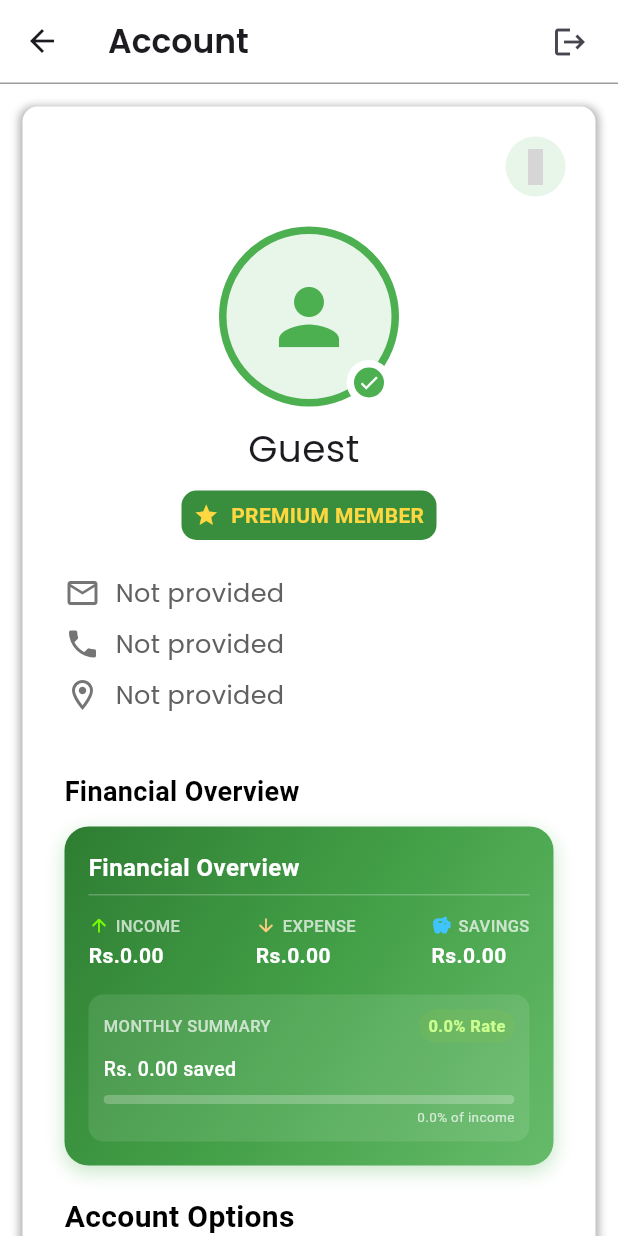
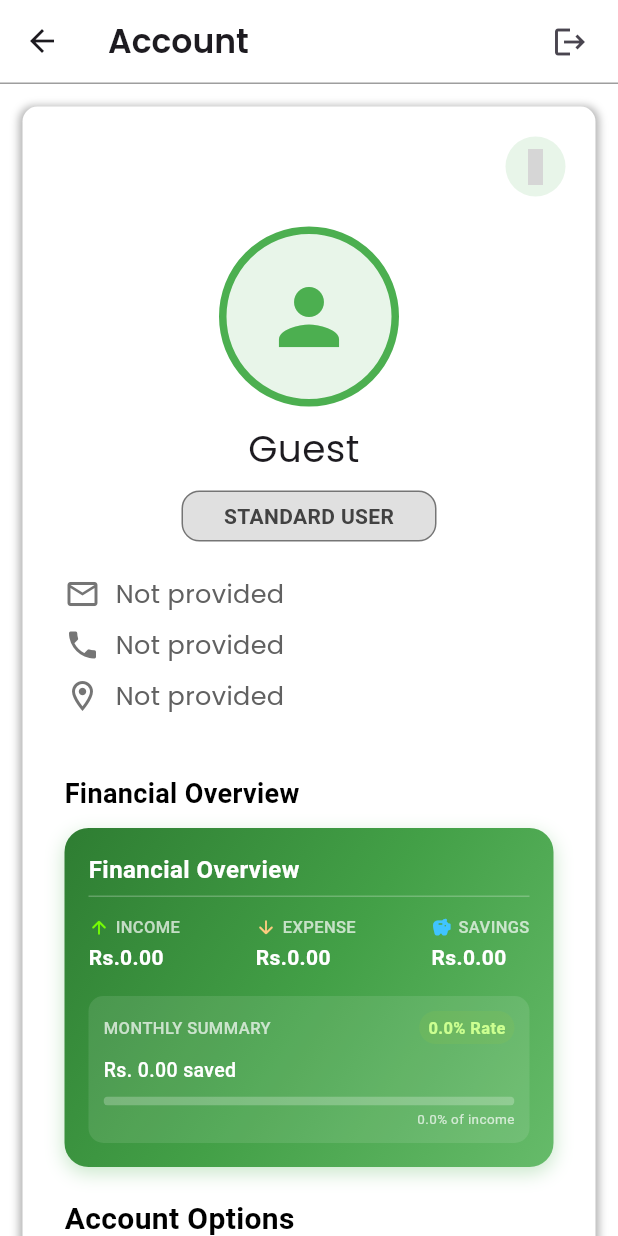
Before and after one commit to artha-cashcare/cashcare, a Flutter app: the ProfileScreen screen opened directly, on a phone screen of 412 x 824 dp. Run offline on Flutter 3.47's test engine with Material 3 defaults, Android fonts, the light colour scheme and no system bars; our stand-ins replace fl_chart, flutter_iconly, flutter_secure_storage, fluttertoast, google_fonts, google_sign_in and 6 more; missing offline and left inert: another_telephony, google_ml_kit; accounts and stored records are empty; network calls fail; grey boxes are pictures that could not be loaded.

Commit message:
UI: minor layout,icons,and premium badge cleanup

```diff
--- a/lib/features/Insights/services/api_service.dart
+++ b/lib/features/Insights/services/api_service.dart
@@ -7,7 +7,7 @@ import '../models/monthly_data.dart';
 import '../models/recommendation.dart';
 import 'package:cashcare/utils/token_helper.dart';
 class ApiService {
-  static const String baseUrl = 'http://13.60.63.203:8000';
+  static const String baseUrl = 'http://10.0.2.2:8000';
 
   final headers =  TokenService.getAuthToken();
 
--- a/lib/screens/add_income.dart
+++ b/lib/screens/add_income.dart
@@ -57,6 +57,7 @@ class _AddIncomeScreenState extends State<AddIncomeScreen> {
           SnackBar(content: Text('Please enter a valid amount')),
         );
       }
+
     }
   }
 
--- a/lib/screens/bottom_navs.dart
+++ b/lib/screens/bottom_navs.dart
@@ -141,7 +141,7 @@ class BottomNavbar extends StatelessWidget {
                       width: 12,
                       height: 12,
                       decoration: const BoxDecoration(
-                        color: Colors.white,
+                        color: Colors.red,
                         shape: BoxShape.circle,
                       ),
                     ),
--- a/lib/screens/home_screen.dart
+++ b/lib/screens/home_screen.dart
@@ -3,6 +3,7 @@ import 'package:cashcare/features/Insights/screens/dashboard_screen.dart';
 import 'package:cashcare/features/goals/goal_list_screen.dart';
 import 'package:cashcare/features/pdf_generator/report_screen.dart';
 import 'package:cashcare/features/sms_parsing/screens/sms_uploader_screen.dart';
+import 'package:cashcare/function/esewa.dart';
 import 'package:cashcare/screens/add_expense.dart';
 import 'package:cashcare/screens/add_income.dart';
 import 'package:cashcare/screens/home_screen.dart';
@@ -306,8 +307,8 @@ class _HomePageState extends State<HomeScreen> {
                     ToolCard(
                       icon: Icons.account_balance_wallet,
                       color: const Color(0xFFF6AD55),
-                      title: "Prediction",
-                      subtitle: "Control your money",
+                      title: "Monthly Report",
+                      subtitle: "Your statement Analysis",
                       onTap: () => Navigator.push(
                         context,
                         MaterialPageRoute(
@@ -338,6 +339,15 @@ class _HomePageState extends State<HomeScreen> {
                             builder: (context) => InsighScreen(),
                           ),
                         )
+                    ),
+                    ToolCard(
+                        icon: Icons.account_balance_wallet,
+                        color: const Color(0xFFF6AD55),
+                        title: "Prediction",
+                        subtitle: "Control your money",
+                      onTap: (){Esewa esewa=Esewa();
+                          esewa.startEsewaPayment();
+                          },
                     ),
                   ],
                 ),
--- a/lib/screens/profile.dart
+++ b/lib/screens/profile.dart
@@ -105,6 +105,8 @@ class _ProfileScreenState extends State<ProfileScreen> {
         final profileImage = profile?['profile_image'] ??
             'https://encrypted-tbn1.gstatic.com/images?q=tbn:ANd9GcRzQbUNMS6JcPMKa7LJWV1SGxAh97jvFHxJT_RPNHbfZdARf4p5XVxNA1DAqAIvdL4nCN9sLGV8oOqekgGtfLrQZw';
 
+        final bool isVerified = profile?['is_verified'] ?? false;
+
         return Scaffold(
           backgroundColor: Colors.white,
           appBar: AppBar(
@@ -208,11 +210,15 @@ class _ProfileScreenState extends State<ProfileScreen> {
                                       ),
                                     ),
                                   ),
+
+                                  if (isVerified)
                                     Positioned(
                                       bottom: 1,
                                       right: 5,
                                       child: _buildVerifiedBadge(),
-                                  ),
+                                    )
+                                  else
+                                    SizedBox.shrink(),
                                 ],
                               ),
                               SizedBox(height: 10),
@@ -224,7 +230,7 @@ class _ProfileScreenState extends State<ProfileScreen> {
                                 ),
                               ),
                               SizedBox(height: 10),
-                              _buildPremiumBadge(),
+                              _buildPremiumBadge(isVerified),
                               SizedBox(height: 15),
                               Padding(
                                 padding: const EdgeInsets.all(8.0),
@@ -309,34 +315,77 @@ class _ProfileScreenState extends State<ProfileScreen> {
     );
   }
 
-  Widget _buildPremiumBadge() {
+  Widget _buildPremiumBadge(bool isVerified) {
+    if (isVerified) {
       return Container(
         width: 170,
+        padding: EdgeInsets.symmetric(vertical: 6),
         decoration: BoxDecoration(
-        borderRadius: BorderRadius.circular(10),
-        color: Colors.green.shade700,
+          borderRadius: BorderRadius.circular(12),
+          gradient: LinearGradient(
+            colors: [Colors.green.shade700, Colors.green.shade900],
+            begin: Alignment.topLeft,
+            end: Alignment.bottomRight,
+          ),
+          boxShadow: [
+            BoxShadow(
+              color: Colors.green.shade900.withOpacity(0.6),
+              blurRadius: 8,
+              offset: Offset(0, 3),
+            )
+          ],
         ),
         child: Row(
+          mainAxisAlignment: MainAxisAlignment.center,
           children: [
-          Padding(
-            padding: const EdgeInsets.all(8.0),
-            child: Icon(
+            Icon(
               Icons.star,
               color: Colors.amberAccent,
-              size: 17,
+              size: 20,
             ),
-          ),
+            SizedBox(width: 6),
             Text(
               'PREMIUM MEMBER',
               style: TextStyle(
                 color: Colors.amberAccent,
                 fontWeight: FontWeight.bold,
+                fontSize: 16,
+                shadows: [
+                  Shadow(
+                    color: Colors.black45,
+                    blurRadius: 4,
+                    offset: Offset(1, 1),
+                  ),
+                ],
               ),
             ),
           ],
         ),
       );
+    } else {
+      return Container(
+        width: 170,
+        padding: EdgeInsets.symmetric(vertical: 6),
+        decoration: BoxDecoration(
+          borderRadius: BorderRadius.circular(12),
+          color: Colors.grey.shade300,
+          border: Border.all(color: Colors.grey.shade600),
+        ),
+        child: Center(
+          child: Text(
+            'STANDARD USER',
+            style: TextStyle(
+              color: Colors.grey.shade800,
+              fontWeight: FontWeight.w600,
+              fontSize: 14,
+            ),
+          ),
+        ),
+      );
     }
+  }
+
+
 
   Widget _buildDetailRow(IconData icon, String text) {
     return Column(
--- a/lib/services/auth_interceptor.dart
+++ b/lib/services/auth_interceptor.dart
@@ -54,6 +54,7 @@ class AuthInterceptor {
       body: jsonEncode({'refresh': refreshToken}),
     );
 
+
     if (response.statusCode == 200) {
       final newData = jsonDecode(response.body);
       await _storage.write(key: 'access_token', value: newData['access']);
--- a/lib/services/goal_service.dart
+++ b/lib/services/goal_service.dart
@@ -5,7 +5,7 @@ import 'package:flutter/material.dart';
 import '../models/goal_model.dart';
 
 class GoalService {
-  final String baseUrl='http://13.60.63.203:8000';
+  final String baseUrl='http://10.0.2.2:8000';
 
 
   Future<List<Goal>> getGoals() async {
--- a/lib/services/google_auth_service.dart
+++ b/lib/services/google_auth_service.dart
@@ -38,7 +38,6 @@ class GoogleAuthService {
       if (response.statusCode == 200) {
         final responseData = jsonDecode(response.body);
 
-        // ✅ Store access and refresh token securely
         await _secureStorage.write(key: 'access_token', value: responseData['access']);
         await _secureStorage.write(key: 'refresh_token', value: responseData['refresh']);
 
--- a/pubspec.yaml
+++ b/pubspec.yaml
@@ -31,6 +31,9 @@ dependencies:
   flutter:
     sdk: flutter
 
+  esewa_flutter_sdk:
+    path: ./esewa_sdk/esewa_flutter_sdk
+
   # The following adds the Cupertino Icons font to your application.
   # Use with the CupertinoIcons class for iOS style icons.
   cupertino_icons: ^1.0.8
@@ -59,6 +62,7 @@ dependencies:
   syncfusion_flutter_charts: ^29.2.11
   pdf: ^3.11.3
   printing: ^5.14.2
+  lottie: ^3.3.1
 
 
 dev_dependencies:
```
Also changed, not shown: pubspec.lock, 3 other files. Lines whose indentation alone changed are shown as unchanged.
